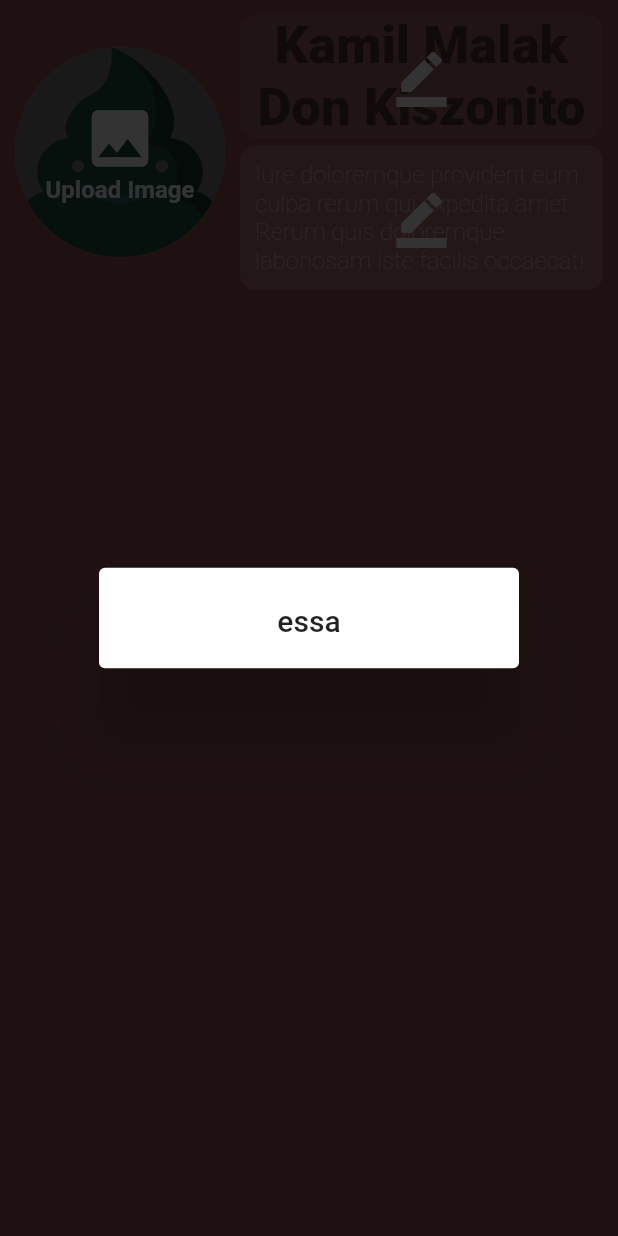
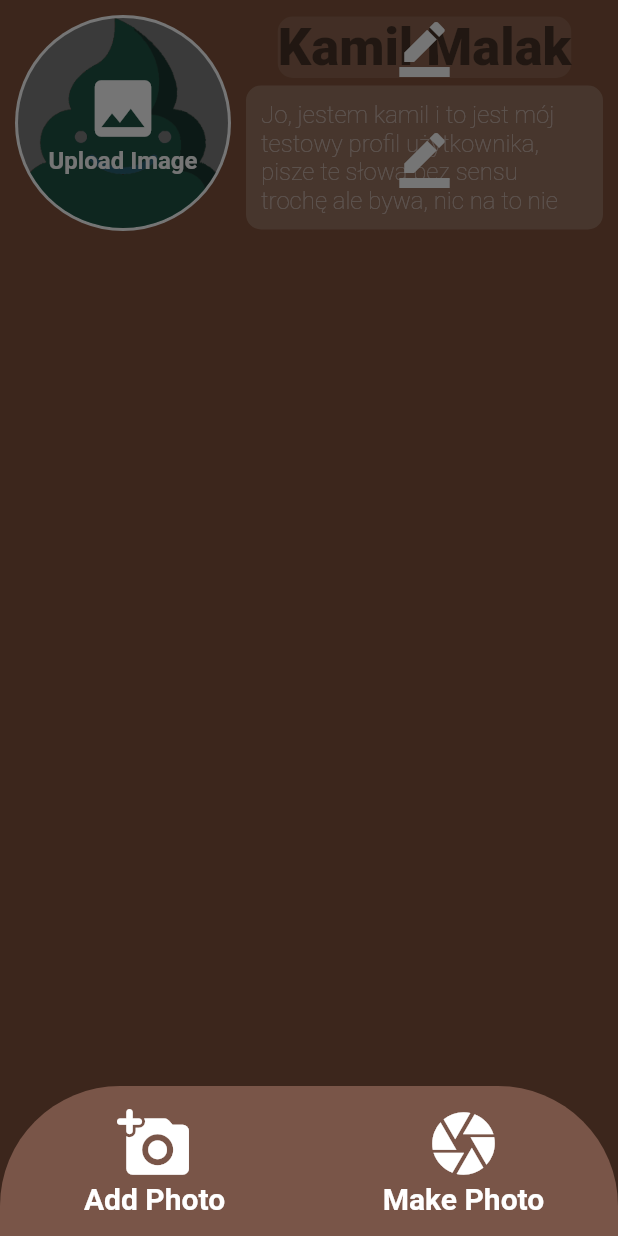
Before and after one commit to malak4822/toipy, a Flutter app: the FriendsPageEditable screen opened directly, after a tap on "Upload Image", on a phone screen of 412 x 824 dp. Run offline on Flutter 3.47's test engine with Material 2 defaults, Android fonts, the phone set to English and light mode, and no system bars; our stand-ins replace font_awesome_flutter, google_fonts, google_maps_flutter, image_picker, shared_preferences; missing offline and left inert: animated_icon_button; accounts and stored records are empty; Roboto replaces fonts that are missing (Overpass); statements that could not run were skipped.

Commit message:
nie dzialajace przekazywanie funkcji z innej klasy reszta git

```diff
--- a/lib/friendspageeditable.dart
+++ b/lib/friendspageeditable.dart
@@ -1,5 +1,9 @@
 import 'package:flutter/material.dart';
 import 'package:google_fonts/google_fonts.dart';
+import 'package:image_picker/image_picker.dart';
+import 'package:poopy/provider.dart';
+import 'package:poopy/saveboxes.dart';
+import 'package:provider/provider.dart';
 
 class FriendsPageEditable extends StatefulWidget {
   const FriendsPageEditable({Key? key}) : super(key: key);
@@ -9,25 +13,63 @@ class FriendsPageEditable extends StatefulWidget {
 }
 
 class _FriendsPageEditableState extends State<FriendsPageEditable> {
-  void _showAction(BuildContext context) {
-    showDialog<void>(
-      context: context,
-      barrierColor: Colors.black.withOpacity(0.8),
-      builder: (context) {
-        return const AlertDialog(
-          title: Text(
-            "essa",
-            textAlign: TextAlign.center,
+  Widget bottomLine() {
+    return SizedBox(
+      height: 100,
+      width: MediaQuery.of(context).size.width,
+      child: Row(
+        children: [
+          Expanded(
+              child: Column(
+            mainAxisAlignment: MainAxisAlignment.center,
+            children: [
+              const Icon(
+                Icons.add_a_photo_rounded,
+                color: Colors.white,
+                size: 50,
               ),
-        );
-      },
+              Text(
+                "Add Photo",
+                style: GoogleFonts.overpass(
+                    color: Colors.white,
+                    fontSize: 20,
+                    fontWeight: FontWeight.bold),
+              ),
+            ],
+          )),
+          Expanded(
+              child: Column(
+            mainAxisAlignment: MainAxisAlignment.center,
+            children: [
+              const Icon(
+                (Icons.camera),
+                color: Colors.white,
+                size: 50,
+              ),
+              Text("Make Photo",
+                  style: GoogleFonts.overpass(
+                      color: Colors.white,
+                      fontSize: 20,
+                      fontWeight: FontWeight.bold))
+            ],
+          ))
+        ],
+      ),
     );
   }
 
   @override
   Widget build(BuildContext context) {
-    return Scaffold(
-      backgroundColor: const Color.fromARGB(255, 157, 83, 83),
+    PickedFile _imageFile;
+    String imie = Provider.of<ZmienneClass>(context).imie;
+    String opis = Provider.of<ZmienneClass>(context).opis;
+
+    return MultiProvider(
+        providers: [
+          ChangeNotifierProvider.value(value: SaveBoxes()),
+        ],
+        child: Scaffold(
+          backgroundColor: const Color.fromARGB(255, 130, 83, 60),
           body: ListView(
             children: [
               Padding(
@@ -37,8 +79,17 @@ class _FriendsPageEditableState extends State<FriendsPageEditable> {
                   children: [
                     GestureDetector(
                       onTap: () {
-                    _showAction(context);
+                        showModalBottomSheet(
+                            backgroundColor: Colors.brown,
+                            shape: const RoundedRectangleBorder(
+                                borderRadius: BorderRadius.vertical(
+                                    top: Radius.circular(80))),
+                            context: context,
+                            builder: ((builder) => bottomLine()));
                       },
+                      child: CircleAvatar(
+                        radius: 72,
+                        backgroundColor: Colors.white,
                         child: CircleAvatar(
                           radius: 70,
                           backgroundImage: const AssetImage("img/logo.png"),
@@ -66,13 +117,15 @@ class _FriendsPageEditableState extends State<FriendsPageEditable> {
                           ),
                         ),
                       ),
+                    ),
                     const SizedBox(width: 10),
                     Expanded(
                       child: Column(
                         children: [
                           GestureDetector(
                             onTap: () {
-                          _showAction(context);
+                              Provider.of<SaveBoxes>(context, listen: false)
+                                  .showNameAction;
                             },
                             child: Stack(
                               alignment: Alignment.center,
@@ -83,7 +136,7 @@ class _FriendsPageEditableState extends State<FriendsPageEditable> {
                                     color: Colors.white.withOpacity(0.1),
                                   ),
                                   child: Text(
-                                "Kamil Malak Don Kiszonito",
+                                    imie,
                                     softWrap: true,
                                     textAlign: TextAlign.center,
                                     maxLines: 2,
@@ -102,9 +155,7 @@ class _FriendsPageEditableState extends State<FriendsPageEditable> {
                           ),
                           const SizedBox(height: 5),
                           GestureDetector(
-                          onTap: () {
-                            _showAction(context);
-                          },
+                              onTap: () {},
                               child: Stack(
                                 alignment: Alignment.center,
                                 children: [
@@ -116,13 +167,14 @@ class _FriendsPageEditableState extends State<FriendsPageEditable> {
                                       alignment: Alignment.centerRight,
                                       padding: const EdgeInsets.all(10),
                                       decoration: BoxDecoration(
-                                      borderRadius: BorderRadius.circular(10),
+                                          borderRadius:
+                                              BorderRadius.circular(10),
                                           color: Colors.white.withOpacity(0.2)),
-                                  child: Text(
-                                      "Iure doloremque provident eum culpa rerum qui expedita amet. Rerum quis doloremque laboriosam iste facilis occaecati nemo.",
+                                      child: Text(opis,
                                           maxLines: 4,
                                           style: GoogleFonts.overpass(
-                                          color: Colors.white.withOpacity(0.5),
+                                              color:
+                                                  Colors.white.withOpacity(0.5),
                                               fontSize: 16,
                                               fontWeight: FontWeight.w200)))
                                 ],
@@ -135,6 +187,6 @@ class _FriendsPageEditableState extends State<FriendsPageEditable> {
               ),
             ],
           ),
-    );
+        ));
   }
 }
--- a/lib/provider.dart
+++ b/lib/provider.dart
@@ -1,5 +1,37 @@
+import 'dart:convert';
+
 import 'package:flutter/material.dart';
+import 'package:shared_preferences/shared_preferences.dart';
 
 class ZmienneClass extends ChangeNotifier {
-  int essa = 2;
+  static late SharedPreferences _preferences;
+
+  static Future init() async =>
+      _preferences = await SharedPreferences.getInstance();
+
+  static Future setUser(User user) async {
+    final json = jsonEncode(user.toJson());
+
+    await _preferences.setString(_keyUser, json);
+  }
+
+  static const _keyUser = "user";
+
+  String imie = "Kamil Malak";
+  String opis =
+      "Jo, jestem kamil i to jest mój testowy profil użytkownika, pisze te słowa bez sensu trochę ale bywa, nic na to nie poradzę";
 }
+
+class User {
+  final String imagePath;
+  final String name;
+  final String about;
+
+  User(this.imagePath, this.name, this.about);
+
+  Map<String, dynamic> toJson() => {
+        "imagePath": imagePath,
+        "name": name,
+        "about": about,
+      };
+}
--- a/pubspec.yaml
+++ b/pubspec.yaml
@@ -44,6 +44,8 @@ dependencies:
   flutter_speed_dial: ^5.0.0+1
   provider: ^6.0.1
   circular_menu: ^1.2.3
+  image_picker: ^0.8.4+4
+  shared_preferences: ^2.0.12
 
 dev_dependencies:
   flutter_test:
```
Also changed, not shown: lib/friendspage.dart (+4 -4 lines), lib/main.dart (+13 -12 lines), lib/saveboxes.dart (added, +132 -0 lines), pubspec.lock. Lines whose indentation alone changed are shown as unchanged.
